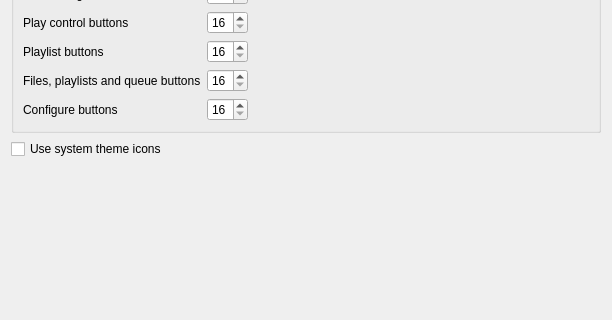
Above: src/settings/appearancesettingspage.ui from strawberrymusicplayer/strawberry before the change; both pictures show x 0 to 612 and y 663 to 983 of the 612 by 1071 pixel window. Below: the same form after it.
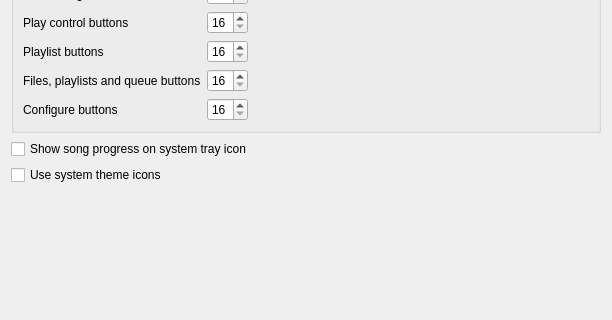
That is the form after the change.

Commit message: Make tray icon progress optional

Patch:
```diff
--- a/src/settings/appearancesettingspage.ui
+++ b/src/settings/appearancesettingspage.ui
@@ -562,6 +562,13 @@
      </layout>
     </widget>
    </item>
+   <item>
+    <widget class="QCheckBox" name="checkbox_trayicon_progress">
+     <property name="text">
+      <string>Show song progress on system tray icon</string>
+     </property>
+    </widget>
+   </item>
    <item>
     <widget class="QCheckBox" name="checkbox_system_icons">
      <property name="text">
```
Left out of the diff: 1 changed line with no effect on the pictures. The commit also changes 4 other files.
